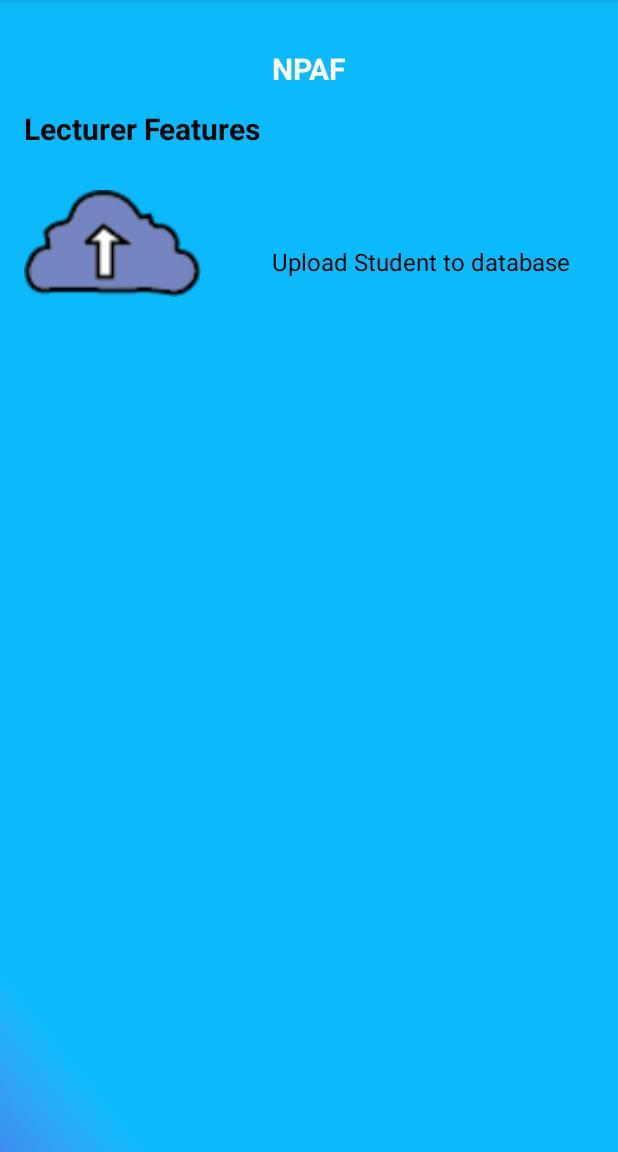
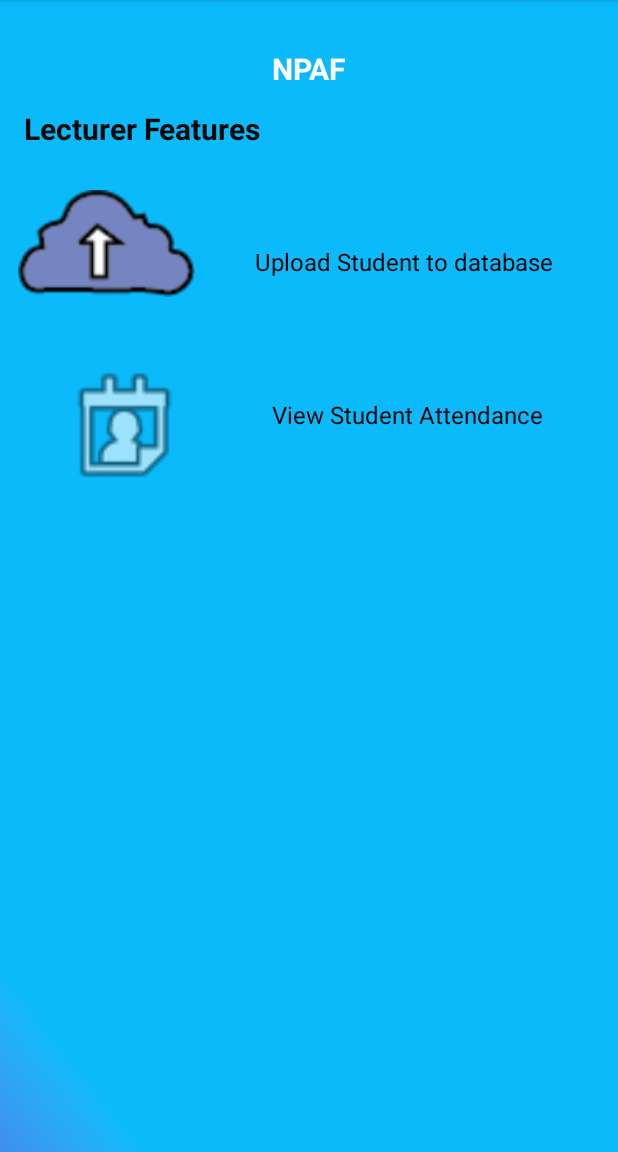
Before and after one commit to Minteckk/22_MADAssignment, an Android app: the LecturerMain screen opened directly, with no data from a screen before it, on a phone screen of 412 x 824 dp, the part 84-1236 px from its top. Run offline under Robolectric (Android 15) with nearby library versions, the phone set to English and light mode, and no system bars.

Commit message:
Added view student attendance in lecturer main

```diff
--- a/app/src/main/res/layout/activity_lecturer_main.xml
+++ b/app/src/main/res/layout/activity_lecturer_main.xml
@@ -57,18 +57,41 @@
                 android:textSize="16sp"
                 app:layout_constraintEnd_toEndOf="parent"
                 app:layout_constraintHorizontal_bias="0.428"
-                app:layout_constraintStart_toEndOf="@+id/imageView8"
+                app:layout_constraintStart_toEndOf="@id/db_student"
                 app:layout_constraintTop_toBottomOf="@+id/names" />
 
             <ImageView
                 android:id="@+id/db_student"
                 android:layout_width="118dp"
                 android:layout_height="78dp"
-                android:layout_marginStart="16dp"
                 android:layout_marginTop="24dp"
-                app:layout_constraintStart_toStartOf="parent"
+                app:layout_constraintEnd_toEndOf="@+id/imageView3"
                 app:layout_constraintTop_toBottomOf="@+id/textView8"
                 app:srcCompat="@drawable/cloud_upload" />
+
+            <TextView
+                android:id="@+id/textView7"
+                android:layout_width="wrap_content"
+                android:layout_height="wrap_content"
+                android:layout_marginTop="80dp"
+                android:text="View Student Attendance"
+                android:textColor="#000000"
+                android:textSize="16sp"
+                app:layout_constraintEnd_toEndOf="@+id/uploadStudtext"
+                app:layout_constraintStart_toStartOf="@+id/uploadStudtext"
+                app:layout_constraintTop_toBottomOf="@+id/uploadStudtext" />
+
+            <ImageView
+                android:id="@+id/imageView3"
+                android:layout_width="94dp"
+                android:layout_height="102dp"
+                android:layout_marginStart="36dp"
+                android:layout_marginTop="16dp"
+                app:layout_constraintBottom_toBottomOf="@+id/textView7"
+                app:layout_constraintStart_toStartOf="parent"
+                app:layout_constraintTop_toTopOf="@+id/textView7"
+                app:srcCompat="@android:drawable/ic_menu_my_calendar" />
+
         </androidx.constraintlayout.widget.ConstraintLayout>
     </ScrollView>
 </androidx.constraintlayout.widget.ConstraintLayout>
```
